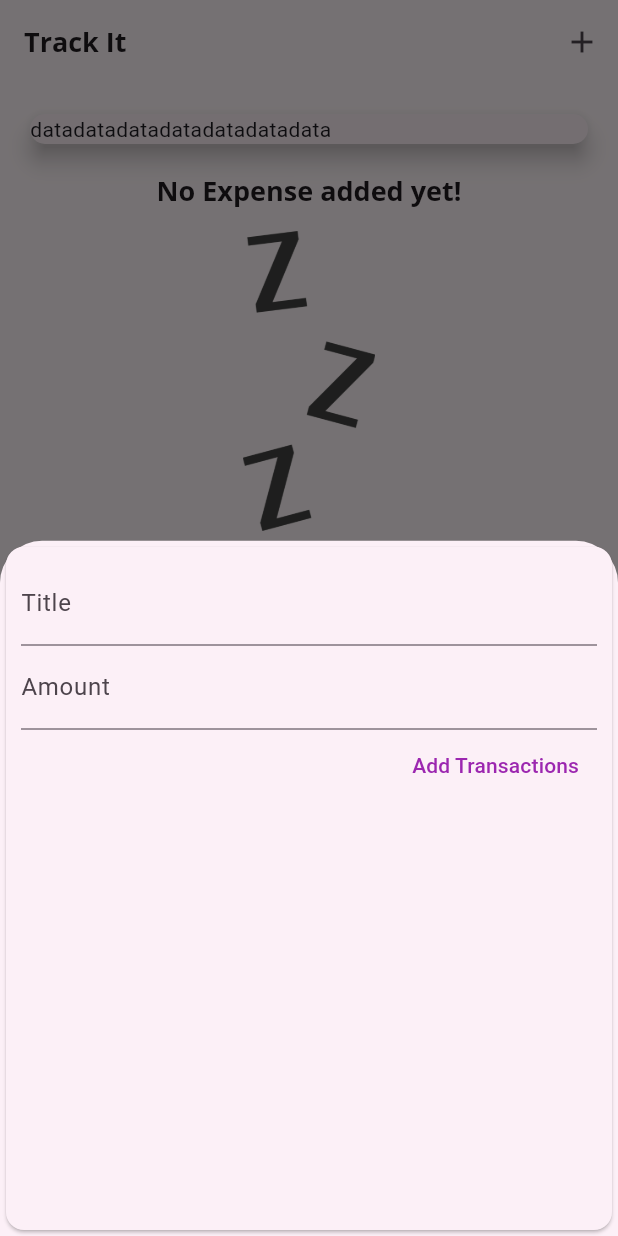
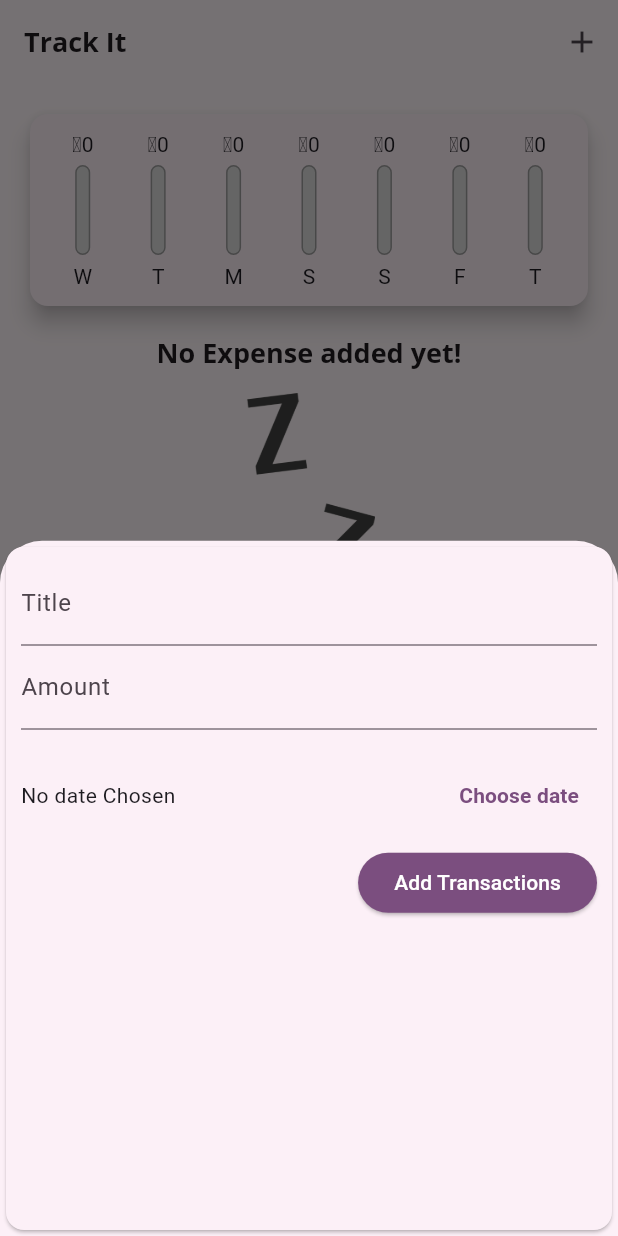
Before and after one commit to Fred-pounds/track-it, a Flutter app: the screen it shows after launch, after a tap on the "add" icon, on a phone screen of 412 x 824 dp. Run offline on Flutter 3.47's test engine with Material 3 defaults, Android fonts, the phone set to English and light mode, and no system bars.

Commit message:
made some changes

```diff
--- a/lib/widgets/chart.dart
+++ b/lib/widgets/chart.dart
@@ -1,6 +1,7 @@
 import 'package:flutter/material.dart';
 import 'package:intl/intl.dart';
 import '../models/transactions.dart';
+import 'chart_bar.dart';
 
 class Chart extends StatelessWidget {
   final List<Transaction> transaction;
@@ -9,7 +10,7 @@ class Chart extends StatelessWidget {
   List<Map<String, Object>> get groupedTransactionvalue {
     return List.generate(7, (index) {
       final weekDay = DateTime.now().subtract(Duration(days: index));
-     var totalSum = 0.0;
+      var totalSum = 0.0;
 
       for (int i = 0; i < transaction.length; i++) {
         if (transaction[i].date.day == weekDay.day &&
@@ -18,7 +19,16 @@ class Chart extends StatelessWidget {
           totalSum += transaction[i].amount;
         }
       }
-      return {'day': DateFormat.E().format(weekDay).substring(0,1), 'amount': totalSum};
+      return {
+        'day': DateFormat.E().format(weekDay).substring(0, 1),
+        'amount': totalSum
+      };
+    });
+  }
+
+  double get totalSpending {
+    return groupedTransactionvalue.fold(0.0, (sum, item) {
+      return sum + (item['amount'] as double);
     });
   }
 
@@ -26,11 +36,21 @@ class Chart extends StatelessWidget {
   Widget build(BuildContext context) {
     return Card(
       elevation: 6,
-      margin:const  EdgeInsets.all(20),
-      child: Row(
-        children: groupedTransactionvalue.map((data) {
-          return Text('data');
-        }).toList()
+      margin: const EdgeInsets.all(20),
+      child: Container(
+        padding: const EdgeInsets.all(10),
+        child: Row(
+          mainAxisAlignment: MainAxisAlignment.spaceAround,
+            children: groupedTransactionvalue.map((data) {
+          return Flexible(
+            fit: FlexFit.tight,
+            child: ChartBar(
+              label: data['day'].toString(),
+              spendingAmount: double.parse(data['amount'].toString()),
+              spendingPctOfTotal: totalSpending == 0.0 ? 0.0 :  (data['amount'] as double) / totalSpending,
+            ),
+          );
+        }).toList()),
       ),
     );
   }
--- a/lib/widgets/chart_bar.dart
+++ b/lib/widgets/chart_bar.dart
@@ -14,11 +14,13 @@ class ChartBar extends StatelessWidget {
   Widget build(BuildContext context) {
     return Column(
       children: [
-        Text('GHC ${spendingAmount.toStringAsFixed(0)}'),
+        SizedBox(
+          height: 20,
+          child: FittedBox(child: Text('₵${spendingAmount.toStringAsFixed(0)}'))),
         const SizedBox(
           height: 4,
         ),
-        Container(
+        SizedBox(
           height: 60,
           width: 10,
           child: Stack(
--- a/lib/widgets/new_transactions.dart
+++ b/lib/widgets/new_transactions.dart
@@ -1,8 +1,9 @@
 import 'package:flutter/material.dart';
+import 'package:intl/intl.dart';
 
 class NewTransactions extends StatefulWidget {
   final Function addTx;
-  NewTransactions({super.key, required this.addTx});
+  const NewTransactions({super.key, required this.addTx});
 
   @override
   State<NewTransactions> createState() => _NewTransactionsState();
@@ -12,21 +13,39 @@ class _NewTransactionsState extends State<NewTransactions> {
   final _titleController = TextEditingController();
 
   final _amountController = TextEditingController();
+  DateTime? _selectedDate;
 
   void _submit() {
     final enteredTitle = _titleController.text;
     final enteredAmount = double.tryParse(_amountController.text.trim()) ?? 0.0;
 
-    if (enteredTitle.isEmpty || enteredAmount <= 0) {
+    if (enteredTitle.isEmpty || enteredAmount <= 0 || _selectedDate == null) {
       return;
     }
 
     widget.addTx(
       enteredTitle,
       enteredAmount,
+      _selectedDate,
     );
 
     Navigator.of(context).pop;
+  }
+
+  void _showDatePicker() {
+    showDatePicker(
+      context: context,
+      firstDate: DateTime(2024),
+      lastDate: DateTime.now(),
+      initialDate: DateTime.now(),
+    ).then((pickedDate) {
+      if (pickedDate == null) {
+        return;
+      }
+      setState(() {
+        _selectedDate = pickedDate;
+      });
+    });
   }
 
   @override
@@ -53,12 +72,39 @@ class _NewTransactionsState extends State<NewTransactions> {
                   const TextInputType.numberWithOptions(decimal: true),
               onSubmitted: (_) => _submit(),
             ),
-            TextButton(
+            const SizedBox(
+              height: 20,
+            ),
+            Row(
+              children: [
+                Expanded(
+                  child: Text(_selectedDate == null
+                      ? 'No date Chosen'
+                      : "Picked Date: ${DateFormat.yMd().format(_selectedDate!)}"),
+                ),
+                TextButton(
+                  onPressed: _showDatePicker,
+                  child: const Text(
+                    'Choose date',
+                    style: TextStyle(
+                      fontWeight: FontWeight.bold,
+                    ),
+                  ),
+                ),
+              ],
+            ),
+            const SizedBox(
+              height: 10,
+            ),
+            ElevatedButton(
+              style: ElevatedButton.styleFrom(
+                backgroundColor: Theme.of(context).primaryColor,
+              ),
               onPressed: _submit,
               child: const Text(
                 'Add Transactions',
                 style: TextStyle(
-                  color: Colors.purple,
+                  color: Colors.white,
                 ),
               ),
             ),
```
Also changed, not shown: lib/views/homepage.dart (+17 -6 lines), lib/widgets/transactions_list.dart (+29 -39 lines).
